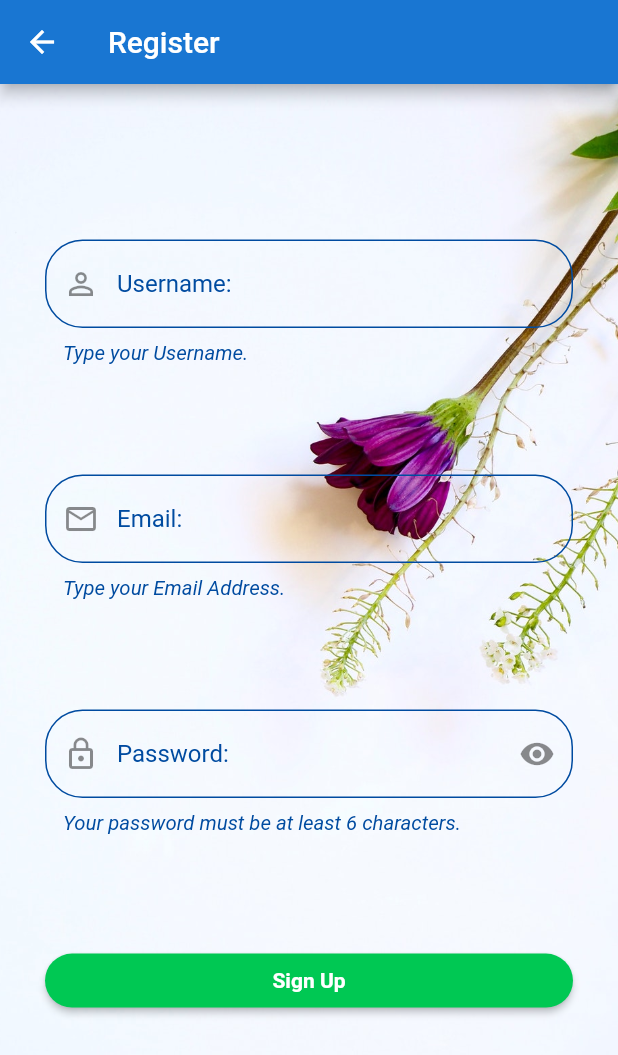
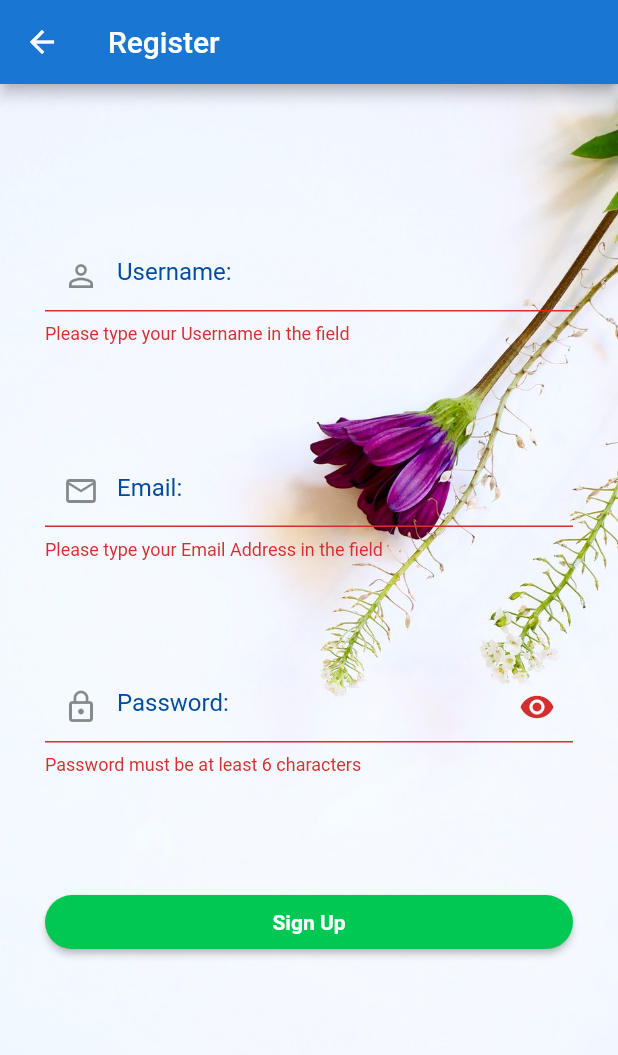
Before and after one commit to Nat-Dev/natkstatement, a Flutter app: the Register screen opened by its route, after a tap on "Sign Up", on a phone screen of 412 x 824 dp. Shown: the top 1055 px of the screen. Run offline on Flutter 3.47's test engine with Material 2 defaults, Android fonts, the phone set to English and light mode, and no system bars.

Commit message:
validate and onsaved for register textformfield

```diff
--- a/lib/widget/register.dart
+++ b/lib/widget/register.dart
@@ -7,6 +7,7 @@ class Register extends StatefulWidget {
 }
 
 class _RegisterState extends State<Register> {
+  final formKey = GlobalKey<FormState>();
   double screenWidth;
   double screenHeight;
   String userName, email, password;
@@ -16,12 +17,11 @@ class _RegisterState extends State<Register> {
     return Container(
       margin: EdgeInsets.only(top: 16),
       width: screenWidth * 0.8,
-      child: TextField(
-        onChanged: (value) => userName = value.trim(),
+      child: TextFormField(
         decoration: InputDecoration(
           hintText: "Username:",
           hintStyle: TextStyle(color: MyStyle().darkTheme),
-          helperText: "Type your Username.",
+          helperText: "Type your Username",
           helperStyle: TextStyle(
             color: MyStyle().darkTheme,
             fontStyle: FontStyle.italic,
@@ -37,6 +37,16 @@ class _RegisterState extends State<Register> {
             borderSide: BorderSide(color: MyStyle().lightTheme),
           ),
         ),
+        validator: (String value) {
+          if (value.isEmpty) {
+            return "Please type your Username in the field";
+          } else {
+            return null;
+          }
+        },
+        onSaved: (String value) {
+          userName = value.trim();
+        },
       ),
     );
   }
@@ -45,13 +55,12 @@ class _RegisterState extends State<Register> {
     return Container(
       margin: EdgeInsets.only(top: 16),
       width: screenWidth * 0.8,
-      child: TextField(
-        onChanged: (value) => email = value.trim(),
+      child: TextFormField(
         keyboardType: TextInputType.emailAddress,
         decoration: InputDecoration(
           hintText: "Email:",
           hintStyle: TextStyle(color: MyStyle().darkTheme),
-          helperText: "Type your Email Address.",
+          helperText: "Type your Email Address",
           helperStyle: TextStyle(
             color: MyStyle().darkTheme,
             fontStyle: FontStyle.italic,
@@ -67,6 +76,16 @@ class _RegisterState extends State<Register> {
             borderSide: BorderSide(color: MyStyle().lightTheme),
           ),
         ),
+        validator: (String value) {
+          if (!(value.contains('@') && value.contains('.'))) {
+            return "Please type your Email Address in the field";
+          } else {
+            return null;
+          }
+        },
+        onSaved: (String value) {
+          email = value.trim();
+        },
       ),
     );
   }
@@ -75,13 +94,12 @@ class _RegisterState extends State<Register> {
     return Container(
       margin: EdgeInsets.only(top: 16),
       width: screenWidth * 0.8,
-      child: TextField(
-        onChanged: (value) => password = value.trim(),
+      child: TextFormField(
         obscureText: redEyeStatus,
         decoration: InputDecoration(
           hintText: "Password:",
           hintStyle: TextStyle(color: MyStyle().darkTheme),
-          helperText: "Your password must be at least 6 characters.",
+          helperText: "Your password must be at least 6 characters",
           helperStyle: TextStyle(
             color: MyStyle().darkTheme,
             fontStyle: FontStyle.italic,
@@ -106,6 +124,16 @@ class _RegisterState extends State<Register> {
             borderSide: BorderSide(color: MyStyle().lightTheme),
           ),
         ),
+        validator: (String value) {
+          if (value.length < 6) {
+            return "Password must be at least 6 characters";
+          } else {
+            return null;
+          }
+        },
+        onSaved: (String value) {
+          password = value.trim();
+        },
       ),
     );
   }
@@ -115,7 +143,12 @@ class _RegisterState extends State<Register> {
       margin: EdgeInsets.only(top: 16),
       width: screenWidth * 0.8,
       child: ElevatedButton(
-        onPressed: () {},
+        onPressed: () {
+          if (formKey.currentState.validate()) {
+            formKey.currentState.save();
+            print("Username = $userName, Email = $email, Password = $password");
+          }
+        },
         child: Text(
           "Sign Up",
           style: TextStyle(fontWeight: FontWeight.bold),
@@ -145,6 +178,8 @@ class _RegisterState extends State<Register> {
           image: AssetImage("images/register_bg.jpg"),
           fit: BoxFit.cover,
         )),
+        child: Form(
+          key: formKey,
           child: ListView(
             padding: EdgeInsets.all(30.0),
             children: <Widget>[
@@ -167,6 +202,7 @@ class _RegisterState extends State<Register> {
             ],
           ),
         ),
+      ),
     );
   }
 }
```
Lines whose indentation alone changed are shown as unchanged.
